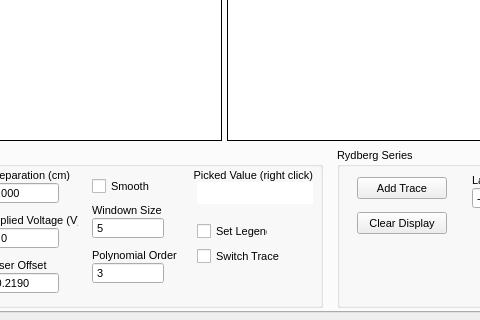
Before: the Qt Designer form dataevalgui.ui in mikekohlhoff/PythonScriptsEval, drawn with Qt 5; both pictures show x 270 to 750 and y 273 to 593 of the 992 by 593 pixel window.
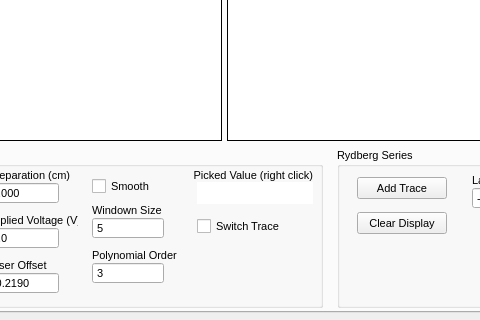
After: the same form once the commit is applied. The open tabs and pages were chosen to show the change. Custom widgets are drawn as their Qt base class.

Commit message: Removed legend handling in Stark manifold display

```diff
--- a/dataevalgui.ui
+++ b/dataevalgui.ui
@@ -1793,7 +1793,7 @@
       <property name="geometry">
        <rect>
         <x>450</x>
-        <y>100</y>
+        <y>70</y>
         <width>86</width>
         <height>18</height>
        </rect>
@@ -1834,19 +1834,6 @@
        <bool>false</bool>
       </property>
      </widget>
-     <widget class="QCheckBox" name="chk_legendStark">
-      <property name="geometry">
-       <rect>
-        <x>450</x>
-        <y>75</y>
-        <width>71</width>
-        <height>18</height>
-       </rect>
-      </property>
-      <property name="text">
-       <string>Set Legend</string>
-      </property>
-     </widget>
      <widget class="QCheckBox" name="chk_displayml1j12">
       <property name="geometry">
        <rect>
```
Left out of the diff: 2 changed lines with no effect on the pictures. The commit also changes 2 other files.
